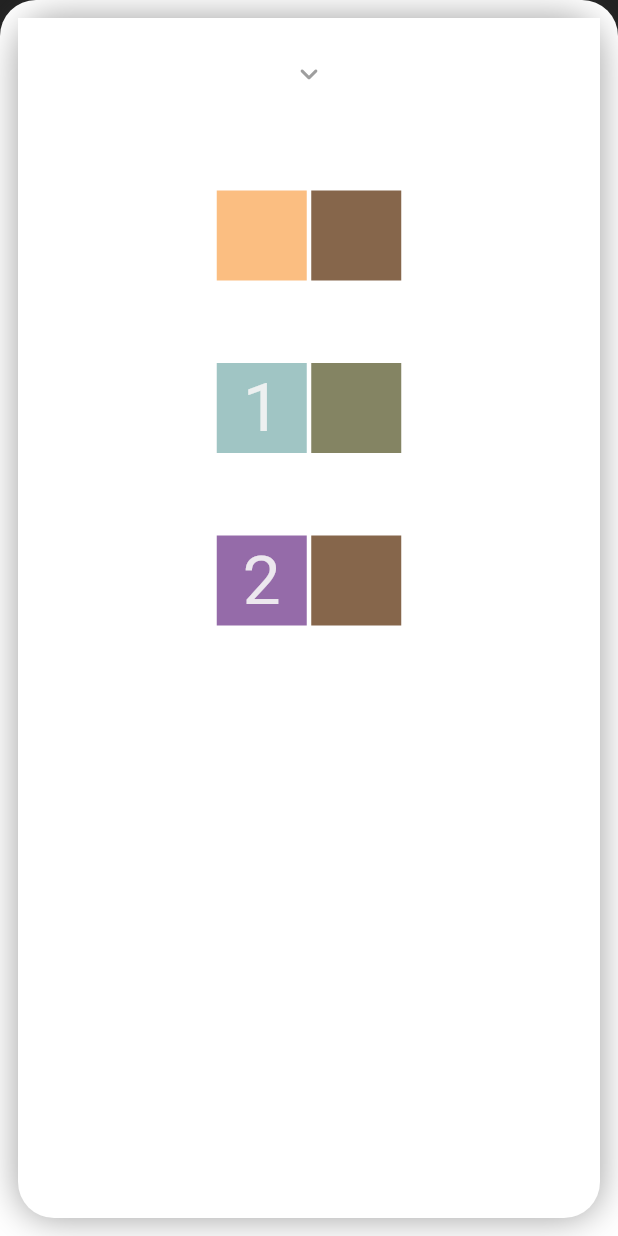
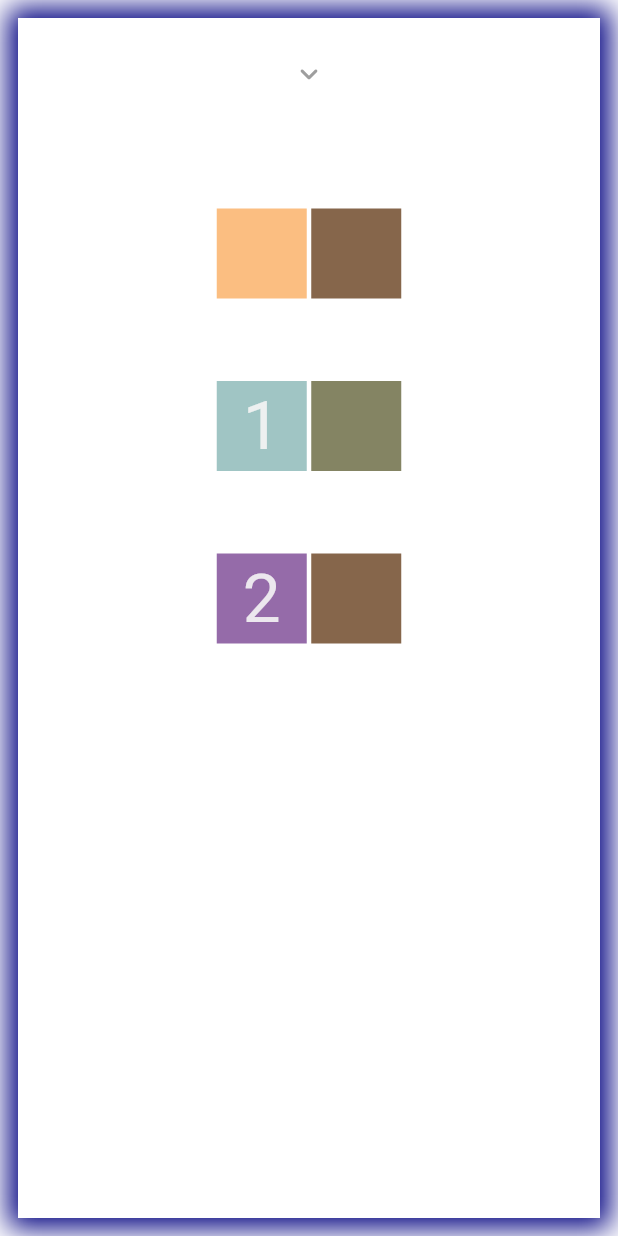
Before and after one commit to LiamWhitenack/Kingdomino, a Flutter app: the screen it shows after launch, on a phone screen of 412 x 824 dp. Run offline on Flutter 3.47's test engine with Material 2 defaults, Android fonts, the phone set to English and light mode, and no system bars; drawn by our look-alikes of sliding_up_panel.

Commit message:
ux changes :)

```diff
--- a/lib/colors.dart
+++ b/lib/colors.dart
@@ -7,6 +7,7 @@ Map<String, List> colors = {
   'blue': [160, 197, 196, 1.0],
   'brown': [134, 102, 75, 1.0],
   'grey': [215, 215, 215, 1.0],
+  'dark_grey': [100, 100, 100, 0.5],
   'maroon': [128, 0, 0, 0.5],
   'black': [0, 0, 0, 0.8],
   'forest': [0, 128, 0, 0.5],
--- a/lib/domino_selection_interface.dart
+++ b/lib/domino_selection_interface.dart
@@ -213,6 +213,7 @@ class _DominoSelectionInterfaceState extends State<DominoSelectionInterface> {
     return Container(
       height: 700,
       color: Colors.white,
+      margin: const EdgeInsets.all(12.0),
       child: Column(
         children: [
           const SizedBox(height: 100),
--- a/lib/player_interaction_interface.dart
+++ b/lib/player_interaction_interface.dart
@@ -1,6 +1,7 @@
 // ignore_for_file: avoid_print, must_be_immutable
 
 import 'package:flutter/material.dart';
+import 'package:kingdomino/colors.dart';
 import 'package:kingdomino/player_placement_grid.dart';
 import 'package:kingdomino/show_alert_dialogue.dart';
 import 'package:sliding_up_panel/sliding_up_panel.dart';
@@ -76,7 +77,11 @@ class _PlayerInteractionInterfaceState extends State<PlayerInteractionInterface>
       if (widget.kingdoms[kingdomTurnIndex].dominoesInPurgatory.length < dominoesInPurgatoryMinimum) {
         widget.kingdoms[kingdomTurnIndex].dominoesInPurgatory.add(domino);
         kingdomTurnIndex = (kingdomTurnIndex + 1) % numberOfTurnsInARound;
-        if (kingdomTurnIndex == 0) roundCounter++;
+        if (kingdomTurnIndex == 0) {
+          roundCounter++;
+          widget.kingdoms =
+              organizeKingdomsByColumnOrder(dominoOptionsForSelectionColumnOne, dominoOptionsForSelectionColumnTwo);
+        }
         return;
       }
 
@@ -114,7 +119,11 @@ class _PlayerInteractionInterfaceState extends State<PlayerInteractionInterface>
     // if this isn't included the same domino can be placed twice
     widget.kingdoms[kingdomTurnIndex].domino = null;
 
-    if (kingdomTurnIndex == 0) roundCounter++;
+    if (kingdomTurnIndex == 0) {
+      roundCounter++;
+      widget.kingdoms =
+          organizeKingdomsByColumnOrder(dominoOptionsForSelectionColumnOne, dominoOptionsForSelectionColumnTwo);
+    }
 
     setState(() {});
   }
@@ -128,7 +137,11 @@ class _PlayerInteractionInterfaceState extends State<PlayerInteractionInterface>
     // if this isn't included the same domino can be placed twice
     widget.kingdoms[kingdomTurnIndex].domino = null;
 
-    if (kingdomTurnIndex == 0) roundCounter++;
+    if (kingdomTurnIndex == 0) {
+      roundCounter++;
+      widget.kingdoms =
+          organizeKingdomsByColumnOrder(dominoOptionsForSelectionColumnOne, dominoOptionsForSelectionColumnTwo);
+    }
 
     setState(() {});
   }
@@ -367,6 +380,15 @@ class _PlayerInteractionInterfaceState extends State<PlayerInteractionInterface>
       );
     }
 
+    Color backgroundColor;
+    List rgboValues = colors[widget.kingdoms[kingdomTurnIndex].color]!;
+    backgroundColor = Color.fromRGBO(
+      rgboValues[0],
+      rgboValues[1],
+      rgboValues[2],
+      1.0,
+    );
+
     return SlidingUpPanel(
       defaultPanelState: PanelState.OPEN,
       collapsed: Container(
@@ -384,17 +406,18 @@ class _PlayerInteractionInterfaceState extends State<PlayerInteractionInterface>
       minHeight: 75,
       maxHeight: MediaQuery.of(context).size.height,
       controller: panelController,
-      borderRadius: radius,
+      // borderRadius: radius,
 
       // inside the panel
       panelBuilder: (scrollController) => Container(
-        decoration: const BoxDecoration(
+        decoration: BoxDecoration(
           color: Colors.white,
-          borderRadius: BorderRadius.all(Radius.circular(24.0)),
           boxShadow: [
             BoxShadow(
-              blurRadius: 20.0,
-              color: Colors.grey,
+              blurRadius: 15.0,
+              spreadRadius: 7.0,
+              color: backgroundColor,
+              blurStyle: BlurStyle.normal,
             ),
           ],
         ),
```
